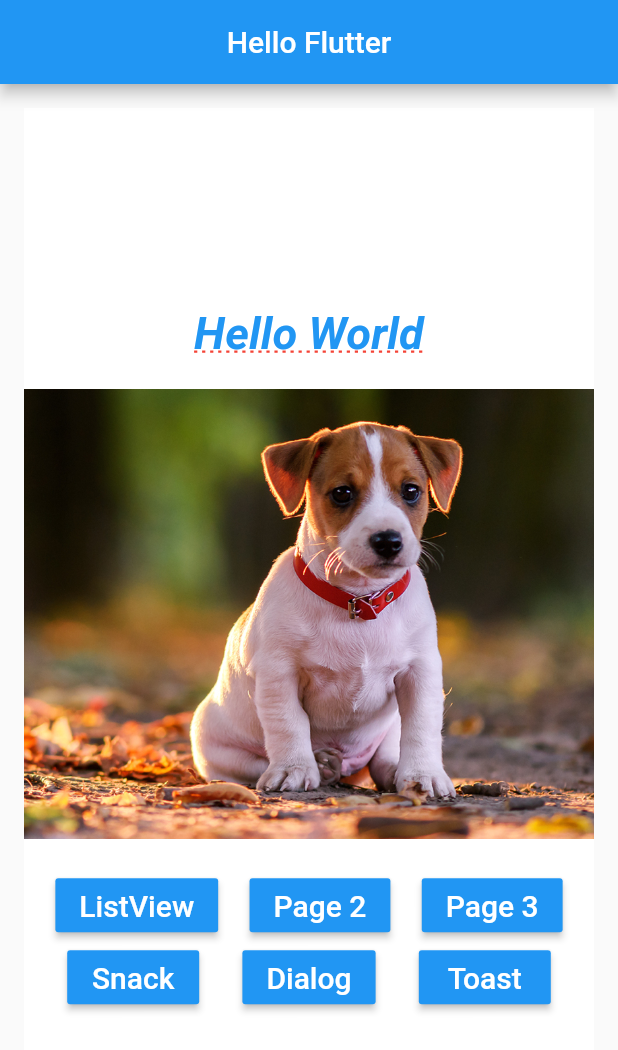
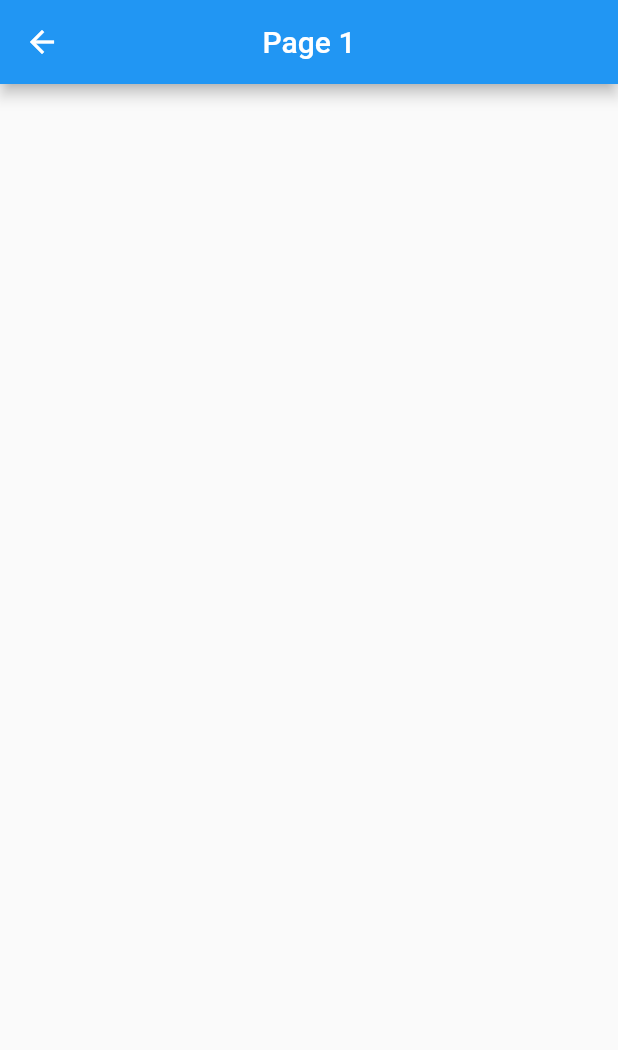
Before and after one commit to fgarcia1401/flutter_hello1, a Flutter app: the screen it shows after launch, after a tap on "ListView", on a phone screen of 412 x 824 dp. Shown: the top 1050 px of the screen. Run offline on Flutter 3.47's test engine with Material 2 defaults, Android fonts, the phone set to English and light mode, and no system bars.

Commit message:
Navegação entre telas.

```diff
--- /dev/null
+++ b/lib/pages/hello_page1.dart
@@ -0,0 +1,15 @@
+
+
+import 'package:flutter/material.dart';
+
+class HelloPage1 extends StatelessWidget {
+  @override
+  Widget build(BuildContext context) {
+    return Scaffold(
+      appBar: AppBar(
+        title: Text("Page 1"),
+        centerTitle: true,
+      ),
+    );
+  }
+}
--- a/lib/pages/home_page.dart
+++ b/lib/pages/home_page.dart
@@ -1,4 +1,6 @@
 import 'package:flutter/material.dart';
+
+import 'hello_page1.dart';
 
 class HomePage extends StatelessWidget {
   @override
@@ -25,7 +27,7 @@ class HomePage extends StatelessWidget {
             children: <Widget>[
               _text(),
               _pageView(),
-              _buttons(),
+              _buttons(context),
             ],
           ),
         ),
@@ -49,23 +51,23 @@ class HomePage extends StatelessWidget {
     );
   }
 
-  _buttons() {
+  _buttons(context) {
     return Column(
       children: <Widget>[
         Row(
           mainAxisAlignment: MainAxisAlignment.spaceEvenly,
           children: <Widget>[
-            _button("ListView"),
-            _button("Page 2"),
-            _button("Page 3")
+            _button(context, "ListView"),
+            _button(context, "Page 2"),
+            _button(context, "Page 3")
           ],
         ),
         Row(
           mainAxisAlignment: MainAxisAlignment.spaceEvenly,
           children: <Widget>[
-            _button("Snack"),
-            _button("Dialog"),
-            _button("Toast")
+            _button(context, "Snack"),
+            _button(context,"Dialog"),
+            _button(context,"Toast")
           ],
         ),
       ],
@@ -87,7 +89,7 @@ class HomePage extends StatelessWidget {
     );
   }
 
-  _button(String texto) {
+  _button(BuildContext context, String texto) {
     return RaisedButton(
         color: Colors.blue,
         child: Text(
@@ -97,11 +99,14 @@ class HomePage extends StatelessWidget {
             fontSize: 20,
           ),
         ),
-        onPressed: _onClickOk);
+        onPressed: () => _onClickOk(context)
+    );
   }
 
-  void _onClickOk() {
-    print("Clicou no botão!");
+  void _onClickOk(BuildContext context) {
+    Navigator.push(context, MaterialPageRoute(builder: (BuildContext context) {
+      return HelloPage1();
+    }));
   }
 
   _img(String img) {
```
